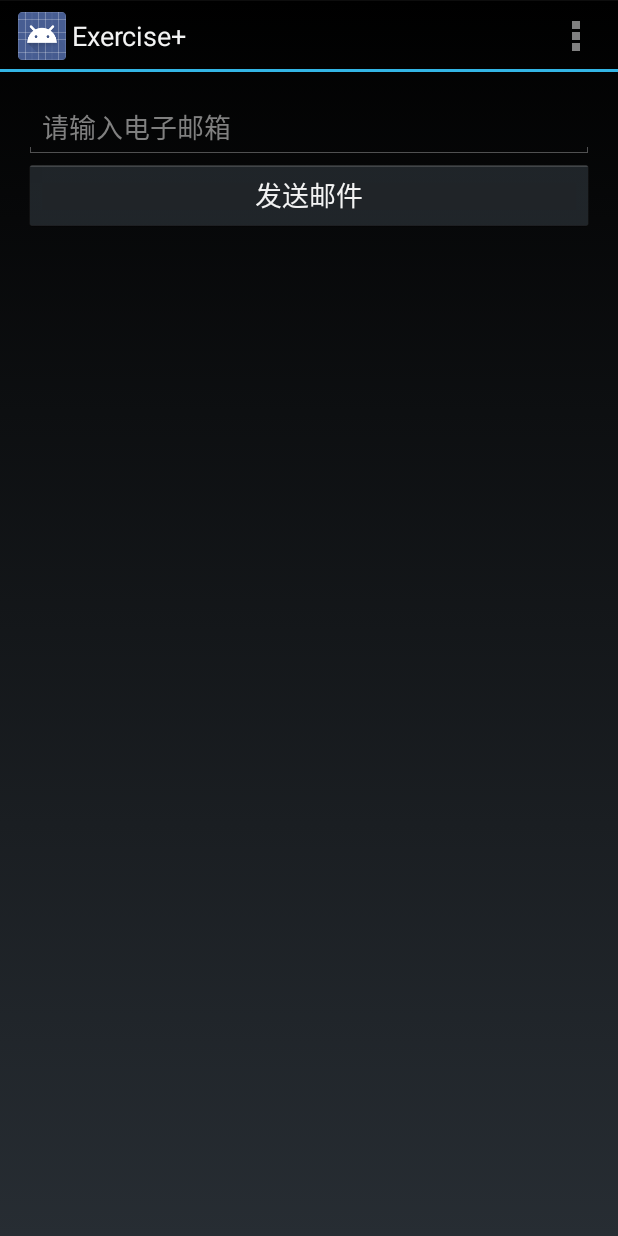
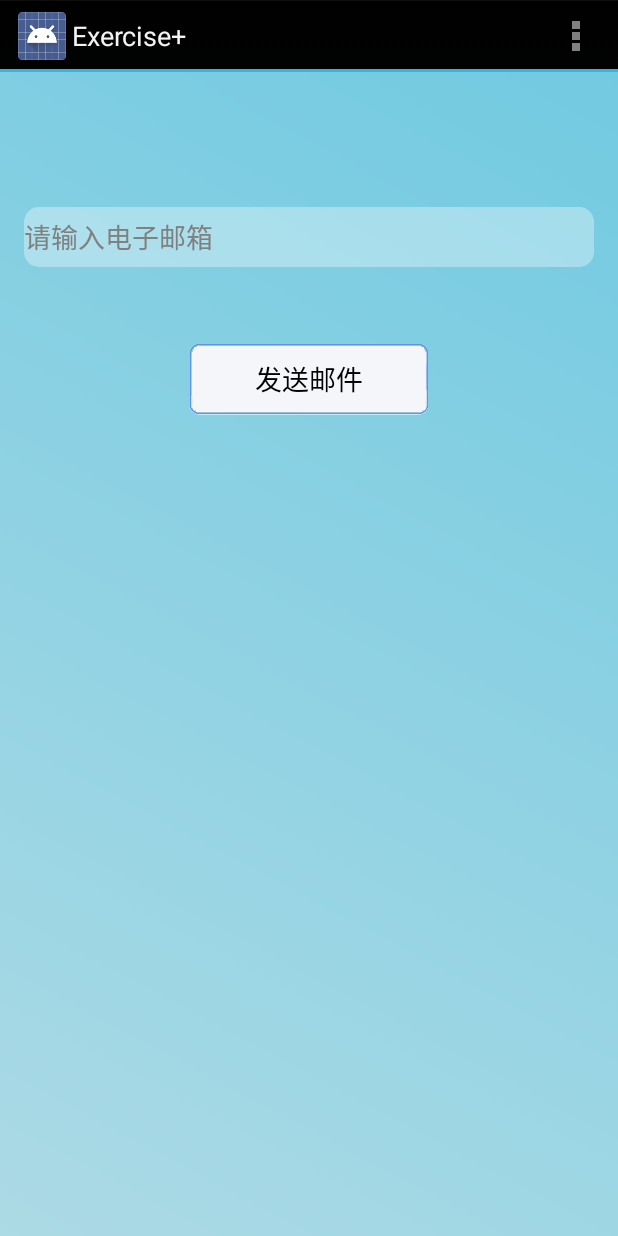
Before and after one commit to exerciseplusplus/Exercise, an Android app: the ForgetPasswdActivity screen opened directly, with no data from a screen before it, on a phone screen of 412 x 824 dp. Run offline under Robolectric (Android 15) with nearby library versions, the phone set to English and light mode, and no system bars.

Commit message:
Added an icon and logo background

```diff
--- a/Android/app/src/main/res/layout/activity_forget_password.xml
+++ b/Android/app/src/main/res/layout/activity_forget_password.xml
@@ -4,25 +4,33 @@
     android:layout_height="match_parent"
     android:paddingBottom="@dimen/activity_vertical_margin"
     android:paddingLeft="@dimen/activity_horizontal_margin"
+    android:background="@drawable/background_login"
     android:paddingRight="@dimen/activity_horizontal_margin"
     android:paddingTop="@dimen/activity_vertical_margin"
     tools:context=".RegisterActivity" >
 
     <EditText
         android:id="@+id/editText_forget_password_email"
-        android:layout_width="match_parent"
-        android:layout_height="wrap_content"
-        android:ems="10"
+        android:layout_width="fill_parent"
+        android:layout_height="40dp"
+        android:background="@drawable/background_login_div_bg"
         android:hint="@string/register_input_user_email"
-        android:inputType="textEmailAddress" >
+        android:inputType="textEmailAddress"
+        android:layout_marginTop="74dp"
+        android:layout_alignParentTop="true"
+        android:layout_alignParentLeft="true"
+        android:layout_alignParentStart="true">
     </EditText>
 
     <Button
         android:id="@+id/button_find_password"
-        android:layout_width="match_parent"
+        android:layout_width="160dp"
         android:layout_height="wrap_content"
-        android:layout_alignLeft="@+id/editText_forget_password_email"
+        android:textColor="@color/black"
+        android:background="@drawable/btn_style_normal"
+        android:text="@string/forget_password_find_password_button"
         android:layout_below="@+id/editText_forget_password_email"
-        android:text="@string/forget_password_find_password_button" />
+        android:layout_centerHorizontal="true"
+        android:layout_marginTop="51dp" />
 
 </RelativeLayout>
--- a/Android/app/src/main/res/layout/activity_register.xml
+++ b/Android/app/src/main/res/layout/activity_register.xml
@@ -94,6 +94,7 @@
             android:layout_width="wrap_content"
             android:layout_marginTop="8dp"
             android:layout_height="wrap_content"
+            android:textColor="@color/black"
             android:background="@drawable/btn_style_normal"
             android:text="@string/register_input_user_checkcode_button" />
     </LinearLayout>
@@ -104,6 +105,7 @@
         android:layout_height="wrap_content"
         android:text="@string/login_button_register"
         android:layout_marginTop="18dp"
+        android:textColor="@color/black"
         android:background="@drawable/btn_style_normal"
         android:layout_below="@+id/linearLayout1"
         android:layout_alignParentLeft="true"
--- a/Android/app/src/main/res/layout/activity_run.xml
+++ b/Android/app/src/main/res/layout/activity_run.xml
@@ -47,6 +47,7 @@
         android:id="@+id/button_run_change"
         android:layout_width="wrap_content"
         android:layout_height="wrap_content"
+        android:textColor="@color/black"
         android:layout_alignParentRight="true"
         android:layout_alignParentTop="true"
         android:layout_marginRight="25dp"
@@ -66,6 +67,7 @@
         android:id="@+id/button_run_start"
         android:layout_width="wrap_content"
         android:layout_height="wrap_content"
+        android:textColor="@color/black"
         android:layout_alignLeft="@+id/button_run_change"
         android:background="@drawable/btn_style_normal"
         android:layout_below="@+id/textView_geo"
--- a/Android/app/src/main/res/layout/activity_updown.xml
+++ b/Android/app/src/main/res/layout/activity_updown.xml
@@ -13,6 +13,7 @@
         android:id="@+id/button_updown_start"
         android:layout_width="match_parent"
         android:layout_height="wrap_content"
+        android:textColor="@color/black"
         android:background="@drawable/btn_style_normal"
         android:text="@string/updown_button_start" />
 
@@ -39,6 +40,7 @@
             android:id="@+id/button_updown_time"
             android:layout_width="wrap_content"
             android:layout_height="wrap_content"
+            android:textColor="@color/black"
             android:background="@drawable/btn_style_normal"
             android:text="@string/updown_time" />
     </LinearLayout>
@@ -48,6 +50,7 @@
         android:layout_width="fill_parent"
         android:layout_height="fill_parent"
         android:layout_below="@+id/linearLayout2"
+        android:textColor="@color/black"
         android:background="@drawable/btn_style_normal"
         android:clickable="true" />
 </RelativeLayout>
--- a/Android/app/src/main/res/values/color.xml
+++ b/Android/app/src/main/res/values/color.xml
@@ -3,5 +3,6 @@
     <color name="background_color">#ffdbdada</color>
     <color name="white">#ffffffff</color>
     <color name="listcolor">#4c566c</color>
+    <color name="black">#000000</color>
     <color name="gray">#b2b6bd</color>
 </resources>
```
Also changed, not shown: Android/app/src/main/AndroidManifest.xml (+7 -5 lines), Android/app/src/main/res/layout/activity_login.xml (+12 -14 lines), Android/app/src/main/res/drawable-hdpi/ic_launcher.jpeg (added), Android/app/src/main/res/drawable-hdpi/ic_launcher.png (deleted), Android/app/src/main/res/drawable-hdpi/logobg.png (added), Android/app/src/main/res/drawable-mdpi/ic_launcher.png (deleted), Android/app/src/main/res/drawable-xhdpi/ic_launcher.png (deleted), Android/app/src/main/res/drawable-xxhdpi/ic_launcher.png, 277 other files.
